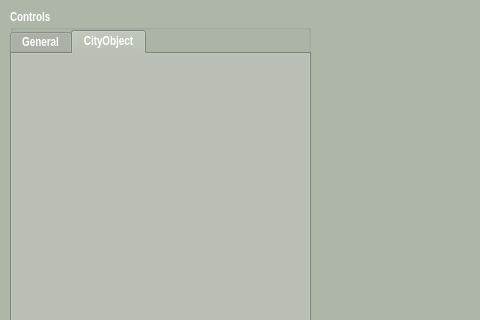
This is forms/mainwindow.ui in pranjal23/osg2citygml as Qt 5 draws it before an edit; both pictures show x 0 to 480 and y 0 to 320 of the 800 by 696 pixel window. The edited form follows.
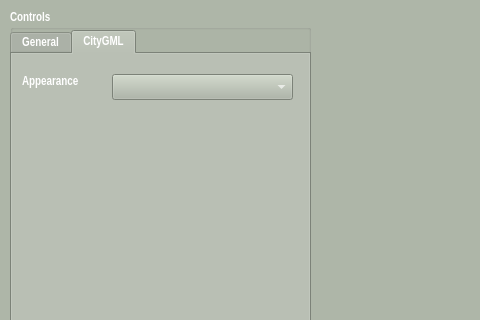
This is the edited form. The open tabs and pages were chosen to show the change. Custom widgets are drawn as their Qt base class.

Commit message: [Changes] - Saving for Windows build

Diff of the .ui file:
```diff
--- a/forms/mainwindow.ui
+++ b/forms/mainwindow.ui
@@ -1187,8 +1187,31 @@
     </widget>
     <widget class="QWidget" name="tab_2">
      <attribute name="title">
-      <string>CityObject</string>
+      <string>CityGML</string>
      </attribute>
+     <widget class="QComboBox" name="appearanceCB">
+      <property name="geometry">
+       <rect>
+        <x>100</x>
+        <y>20</y>
+        <width>181</width>
+        <height>26</height>
+       </rect>
+      </property>
+     </widget>
+     <widget class="QLabel" name="label_2">
+      <property name="geometry">
+       <rect>
+        <x>10</x>
+        <y>20</y>
+        <width>81</width>
+        <height>16</height>
+       </rect>
+      </property>
+      <property name="text">
+       <string>Appearance</string>
+      </property>
+     </widget>
     </widget>
    </widget>
   </widget>
```
Left out of the diff: 4 changed lines with no effect on the pictures. The commit also changes 2 other files.
